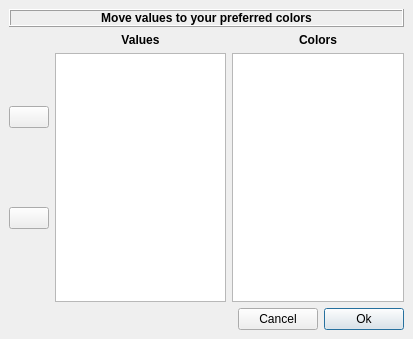
Old version of the form plugins/colors/DoubleStringsListRelationDialog.ui in the repository vadivelselvaraj/TulipGLImprovement.
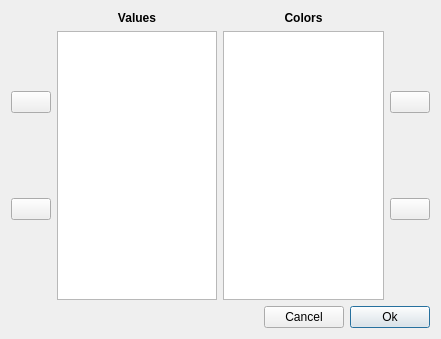
New version of the form. Icons and pictures are not drawn.

Commit message: - some improvements regarding the enumerated color mapping:   * insert all colors from the colorscale in the "values to colors" configuration widget instead of restricting their count to the number of values   * add buttons to modify the ordering of colors in the color list

```diff
--- a/plugins/colors/DoubleStringsListRelationDialog.ui
+++ b/plugins/colors/DoubleStringsListRelationDialog.ui
@@ -6,61 +6,29 @@
    <rect>
     <x>0</x>
     <y>0</y>
-    <width>413</width>
+    <width>441</width>
     <height>339</height>
    </rect>
   </property>
   <property name="windowTitle">
    <string>Dialog</string>
   </property>
-  <layout class="QVBoxLayout">
-   <property name="spacing">
-    <number>6</number>
-   </property>
-   <property name="margin">
-    <number>9</number>
-   </property>
-   <item>
-    <widget class="QFrame" name="frame">
-     <property name="frameShape">
-      <enum>QFrame::Box</enum>
-     </property>
-     <property name="frameShadow">
-      <enum>QFrame::Raised</enum>
-     </property>
-     <layout class="QVBoxLayout">
-      <property name="spacing">
-       <number>6</number>
-      </property>
-      <property name="margin">
-       <number>0</number>
-      </property>
-      <item>
-       <widget class="QLabel" name="label">
-        <property name="font">
-         <font>
-          <weight>75</weight>
-          <italic>false</italic>
-          <bold>true</bold>
-         </font>
-        </property>
-        <property name="text">
-         <string>Move values to your preferred colors</string>
-        </property>
-        <property name="alignment">
-         <set>Qt::AlignCenter</set>
-        </property>
-       </widget>
-      </item>
-     </layout>
-    </widget>
-   </item>
+  <layout class="QVBoxLayout" name="verticalLayout">
    <item>
     <layout class="QHBoxLayout">
      <property name="spacing">
       <number>6</number>
      </property>
-     <property name="margin">
+     <property name="leftMargin">
+      <number>0</number>
+     </property>
+     <property name="topMargin">
+      <number>0</number>
+     </property>
+     <property name="rightMargin">
+      <number>0</number>
+     </property>
+     <property name="bottomMargin">
       <number>0</number>
      </property>
      <item>
@@ -172,7 +140,16 @@
        <property name="spacing">
         <number>6</number>
        </property>
-       <property name="margin">
+       <property name="leftMargin">
+        <number>0</number>
+       </property>
+       <property name="topMargin">
+        <number>0</number>
+       </property>
+       <property name="rightMargin">
+        <number>0</number>
+       </property>
+       <property name="bottomMargin">
         <number>0</number>
        </property>
        <item>
@@ -203,6 +180,86 @@
        </item>
       </layout>
      </item>
+     <item>
+      <layout class="QVBoxLayout" name="_2">
+       <property name="spacing">
+        <number>6</number>
+       </property>
+       <property name="leftMargin">
+        <number>0</number>
+       </property>
+       <property name="topMargin">
+        <number>0</number>
+       </property>
+       <property name="rightMargin">
+        <number>0</number>
+       </property>
+       <property name="bottomMargin">
+        <number>0</number>
+       </property>
+       <item>
+        <spacer>
+         <property name="orientation">
+          <enum>Qt::Vertical</enum>
+         </property>
+         <property name="sizeHint" stdset="0">
+          <size>
+           <width>20</width>
+           <height>40</height>
+          </size>
+         </property>
+        </spacer>
+       </item>
+       <item>
+        <widget class="QPushButton" name="upButtonColor">
+         <property name="text">
+          <string/>
+         </property>
+         <property name="icon">
+          <iconset>
+           <normaloff>:/tulip/gui/icons/16/go-up.png</normaloff>:/tulip/gui/icons/16/go-up.png</iconset>
+         </property>
+        </widget>
+       </item>
+       <item>
+        <spacer>
+         <property name="orientation">
+          <enum>Qt::Vertical</enum>
+         </property>
+         <property name="sizeHint" stdset="0">
+          <size>
+           <width>20</width>
+           <height>40</height>
+          </size>
+         </property>
+        </spacer>
+       </item>
+       <item>
+        <widget class="QPushButton" name="downButtonColor">
+         <property name="text">
+          <string/>
+         </property>
+         <property name="icon">
+          <iconset>
+           <normaloff>:/tulip/gui/icons/16/go-down.png</normaloff>:/tulip/gui/icons/16/go-down.png</iconset>
+         </property>
+        </widget>
+       </item>
+       <item>
+        <spacer>
+         <property name="orientation">
+          <enum>Qt::Vertical</enum>
+         </property>
+         <property name="sizeHint" stdset="0">
+          <size>
+           <width>20</width>
+           <height>40</height>
+          </size>
+         </property>
+        </spacer>
+       </item>
+      </layout>
+     </item>
     </layout>
    </item>
    <item>
@@ -210,7 +267,16 @@
      <property name="spacing">
       <number>6</number>
      </property>
-     <property name="margin">
+     <property name="leftMargin">
+      <number>0</number>
+     </property>
+     <property name="topMargin">
+      <number>0</number>
+     </property>
+     <property name="rightMargin">
+      <number>0</number>
+     </property>
+     <property name="bottomMargin">
       <number>0</number>
      </property>
      <item>
```
Left out of the diff: 30 changed lines with no effect on the pictures. The commit also changes 3 other files.
